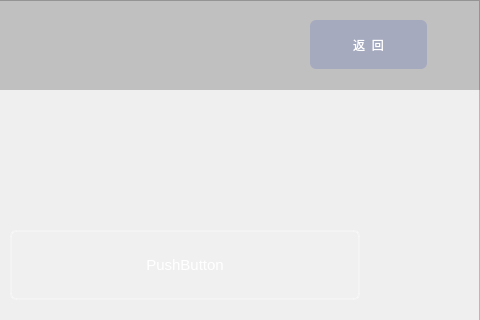
Qt form remoteeth.ui (thewayI/tiny4412) before a commit; both pictures show x 800 to 1280 and y 0 to 320 of the 1280 by 800 pixel window.
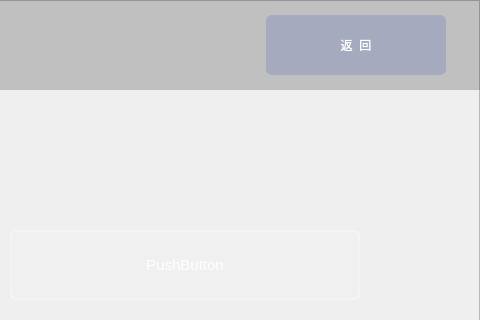
The same form after that commit. Icons and pictures are not drawn.

The edit to the form file:
```diff
--- a/remoteeth.ui
+++ b/remoteeth.ui
@@ -274,10 +274,10 @@
   <widget class="QPushButton" name="btn_configureMachine_2">
    <property name="geometry">
     <rect>
-     <x>1110</x>
-     <y>20</y>
-     <width>117</width>
-     <height>49</height>
+     <x>1066</x>
+     <y>15</y>
+     <width>180</width>
+     <height>60</height>
     </rect>
    </property>
    <property name="font">
```
